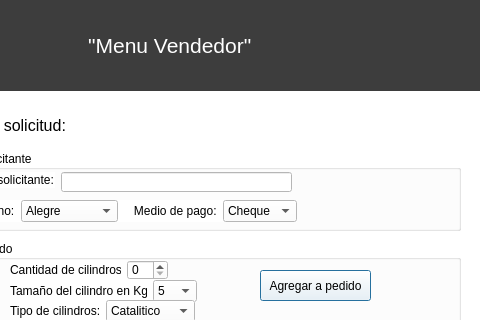
The window that vendedorwindow.ui (ClaudioCampuzano/TEL102-FlipiGas) describes before a commit, drawn with Qt 5; both pictures show x 110 to 590 and y 0 to 320 of the 590 by 473 pixel window.
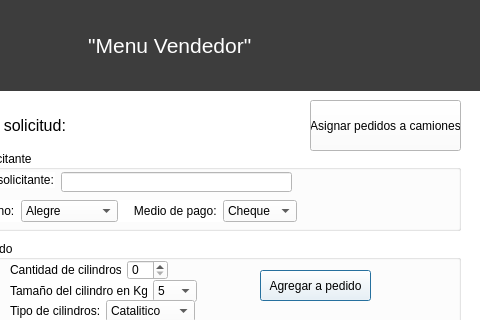
The same window after the commit.

Patch:
```diff
--- a/vendedorwindow.ui
+++ b/vendedorwindow.ui
@@ -631,13 +631,24 @@
     </column>
    </widget>
   </widget>
-  <zorder>label_4</zorder>
-  <zorder>label</zorder>
-  <zorder>groupBox</zorder>
-  <zorder>groupBox_2</zorder>
-  <zorder>groupBox_3</zorder>
-  <zorder>groupBox_4</zorder>
-  <zorder>PedidosTemporales</zorder>
+  <widget class="QPushButton" name="Asignar_pedidos">
+   <property name="geometry">
+    <rect>
+     <x>420</x>
+     <y>100</y>
+     <width>151</width>
+     <height>51</height>
+    </rect>
+   </property>
+   <property name="font">
+    <font>
+     <family>Segoe UI</family>
+    </font>
+   </property>
+   <property name="text">
+    <string>Asignar pedidos a camiones</string>
+   </property>
+  </widget>
  </widget>
  <resources/>
  <connections/>
```
Left out of the diff: 25 changed lines with no effect on the pictures.
